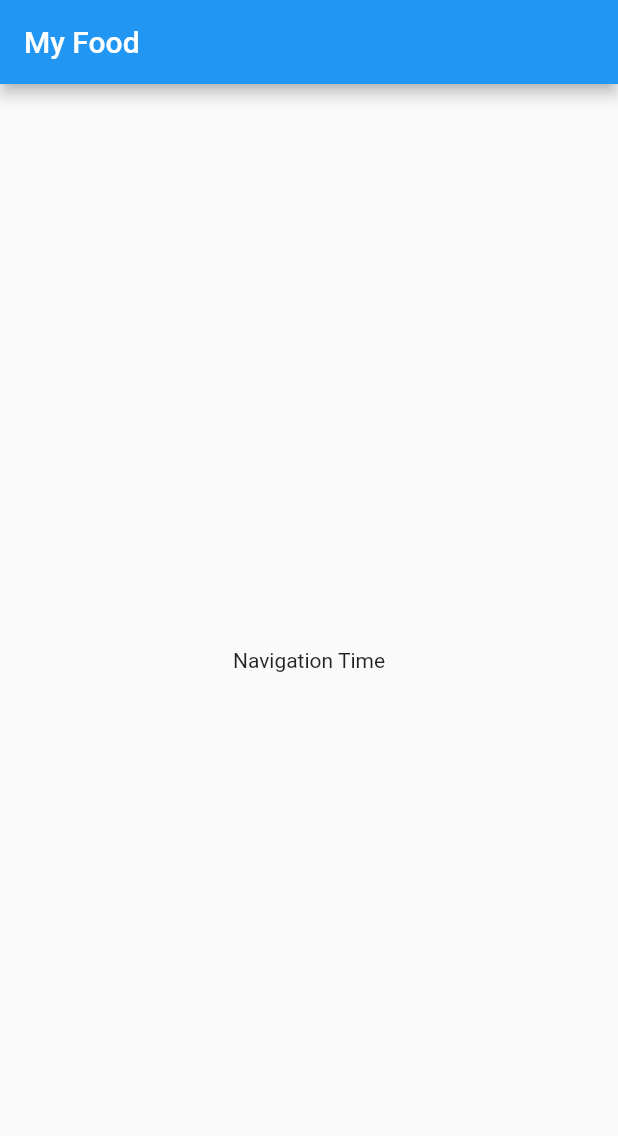
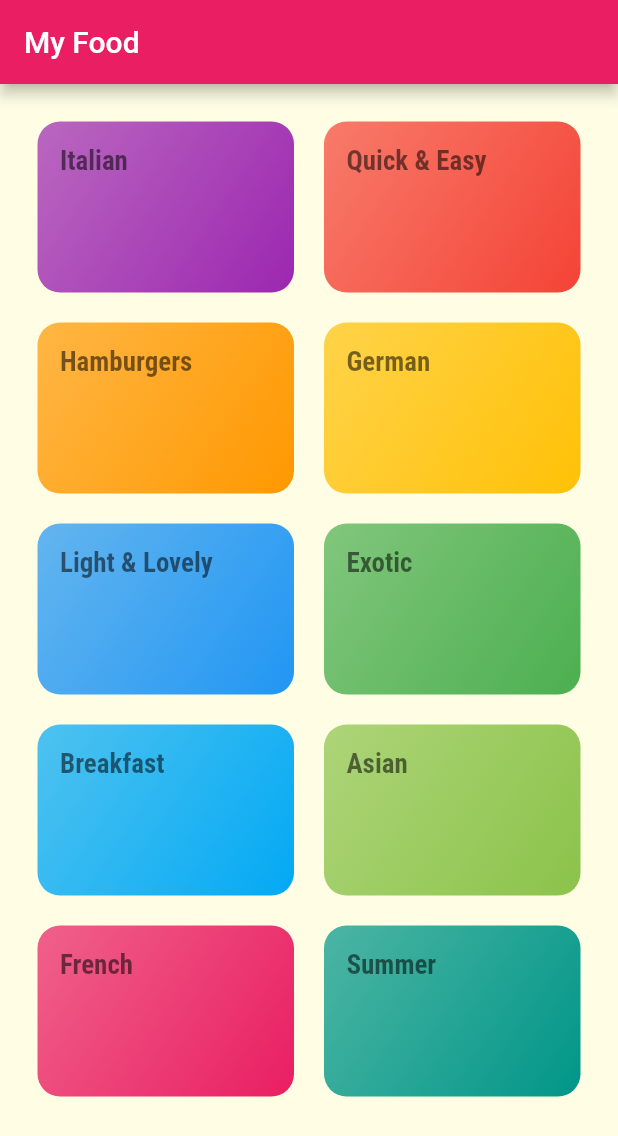
Before and after one commit to developer-amjadhck/myfood, a Flutter app: the screen it shows after launch, on a phone screen of 412 x 824 dp. Shown: the top 1136 px of the screen. Run offline on Flutter 3.47's test engine with Material 2 defaults, Android fonts, the phone set to English and light mode, and no system bars.

Commit message:
28.10.21 Evening Commit

```diff
--- /dev/null
+++ b/lib/category_item.dart
@@ -0,0 +1,47 @@
+import 'package:flutter/material.dart';
+import 'package:my_food/screens/category_meals.dart';
+
+class CategoryItem extends StatelessWidget {
+  final String id;
+  final String title;
+  final Color color;
+
+  CategoryItem(this.id, this.title, this.color);
+
+  void selectCategory(BuildContext ctx) {
+    Navigator.of(ctx).pushNamed(CategoryMealsScreen.id, arguments: {
+      'id': id,
+      'title': title,
+    });
+  }
+
+  @override
+  Widget build(BuildContext context) {
+    return InkWell(
+      onTap: () {
+        selectCategory(context);
+      },
+      splashColor: Theme.of(context).primaryColor,
+      borderRadius: BorderRadius.circular(15),
+      child: Container(
+        padding: const EdgeInsets.all(15),
+        // color: color, can't give both property and deceration property/ put color inside decoration
+        decoration: BoxDecoration(
+          gradient: LinearGradient(
+            colors: [
+              color.withOpacity(0.7),
+              color,
+            ],
+            begin: Alignment.topLeft,
+            end: Alignment.bottomRight,
+          ),
+          borderRadius: BorderRadius.circular(15),
+        ),
+        child: Text(
+          title,
+          style: Theme.of(context).textTheme.caption,
+        ),
+      ),
+    );
+  }
+}
--- /dev/null
+++ b/lib/dummy_data.dart
@@ -0,0 +1,57 @@
+import 'package:flutter/material.dart';
+
+import 'package:my_food/modals/category.dart';
+
+// ignore: unnecessary_const, constant_identifier_names
+const DUMMY_CATEGORIES = const [
+  Category(
+    id: 'c1',
+    title: 'Italian',
+    color: Colors.purple,
+  ),
+  Category(
+    id: 'c2',
+    title: 'Quick & Easy',
+    color: Colors.red,
+  ),
+  Category(
+    id: 'c3',
+    title: 'Hamburgers',
+    color: Colors.orange,
+  ),
+  Category(
+    id: 'c4',
+    title: 'German',
+    color: Colors.amber,
+  ),
+  Category(
+    id: 'c5',
+    title: 'Light & Lovely',
+    color: Colors.blue,
+  ),
+  Category(
+    id: 'c6',
+    title: 'Exotic',
+    color: Colors.green,
+  ),
+  Category(
+    id: 'c7',
+    title: 'Breakfast',
+    color: Colors.lightBlue,
+  ),
+  Category(
+    id: 'c8',
+    title: 'Asian',
+    color: Colors.lightGreen,
+  ),
+  Category(
+    id: 'c9',
+    title: 'French',
+    color: Colors.pink,
+  ),
+  Category(
+    id: 'c10',
+    title: 'Summer',
+    color: Colors.teal,
+  ),
+];
--- a/lib/main.dart
+++ b/lib/main.dart
@@ -1,4 +1,8 @@
+import 'dart:ui';
+
 import 'package:flutter/material.dart';
+import 'package:my_food/screens/categories_screen.dart';
+import 'package:my_food/screens/category_meals.dart';
 
 void main() {
   runApp(const MyApp());
@@ -12,28 +16,31 @@ class MyApp extends StatelessWidget {
     return MaterialApp(
       title: 'My Food',
       theme: ThemeData(
-        primarySwatch: Colors.blue,
+        colorScheme: ColorScheme.fromSwatch().copyWith(
+          primary: Colors.pink,
+          secondary: Colors.blue,
+        ),
+        canvasColor: const Color.fromRGBO(255, 254, 229, 1),
+        fontFamily: 'Raleway',
+        textTheme: ThemeData.light().textTheme.copyWith(
+              bodyText1: const TextStyle(
+                color: Color.fromRGBO(20, 51, 51, 1),
+              ),
+              bodyText2: const TextStyle(
+                color: Color.fromRGBO(20, 51, 51, 1),
+              ),
+              caption: const TextStyle(
+                fontSize: 18,
+                fontFamily: 'RobotoCondensed',
+                fontWeight: FontWeight.bold,
+              ),
+            ),
       ),
-      home: MyHomePage(),
+      //home: CategoriesScreen(),
+      routes: {
+        '/': (context) => CategoriesScreen(),
+        CategoryMealsScreen.id: (context) => CategoryMealsScreen(),
+      },
     );
   }
 }
-
-class MyHomePage extends StatefulWidget {
-  @override
-  State<MyHomePage> createState() => _MyHomePageState();
-}
-
-class _MyHomePageState extends State<MyHomePage> {
-  @override
-  Widget build(BuildContext context) {
-    return Scaffold(
-      appBar: AppBar(
-        title: const Text("My Food"),
-      ),
-      body: const Center(
-        child: Text("Navigation Time"),
-      ),
-    );
-  }
-}
--- /dev/null
+++ b/lib/modals/category.dart
@@ -0,0 +1,9 @@
+import 'package:flutter/material.dart';
+
+class Category {
+  final String id;
+  final String title;
+  final Color color;
+
+  const Category({required this.id, required this.title, required this.color});
+}
--- /dev/null
+++ b/lib/screens/categories_screen.dart
@@ -0,0 +1,30 @@
+import 'package:flutter/material.dart';
+import 'package:my_food/dummy_data.dart';
+import 'package:my_food/category_item.dart';
+
+class CategoriesScreen extends StatelessWidget {
+  @override
+  Widget build(BuildContext context) {
+    return Scaffold(
+      appBar: AppBar(
+        title: const Text("My Food"),
+      ),
+      body: GridView(
+        padding: const EdgeInsets.all(25),
+        gridDelegate: const SliverGridDelegateWithMaxCrossAxisExtent(
+          maxCrossAxisExtent: 200,
+          childAspectRatio: 3 / 2,
+          crossAxisSpacing: 20,
+          mainAxisSpacing: 20,
+        ),
+        children: DUMMY_CATEGORIES
+            .map((catData) => CategoryItem(
+                  catData.id,
+                  catData.title,
+                  catData.color,
+                ))
+            .toList(),
+      ),
+    );
+  }
+}
--- /dev/null
+++ b/lib/screens/category_meals.dart
@@ -0,0 +1,27 @@
+import 'package:flutter/material.dart';
+
+class CategoryMealsScreen extends StatelessWidget {
+  static const id = '/categoriey-meals';
+  // final String categoryId;
+  // final String cetegoryTitle;
+
+  // const CategoryMealsScreen(this.categoryId, this.cetegoryTitle);
+
+  @override
+  Widget build(BuildContext context) {
+    final routeArgs =
+        ModalRoute.of(context)!.settings.arguments as Map<String, String>;
+    final categoryTitle = routeArgs['title'];
+    final categoryId = routeArgs['id'];
+    return Scaffold(
+      appBar: AppBar(
+        title: Text(categoryTitle!),
+      ),
+      body: Center(
+        child: Container(
+          child: const Text(" the meals"),
+        ),
+      ),
+    );
+  }
+}
```
Also changed, not shown: pubspec.yaml (+17 -11 lines), assets/fonts/Raleway-Black.ttf (added), assets/fonts/Raleway-Bold.ttf (added), assets/fonts/Raleway-Regular.ttf (added), assets/fonts/RobotoCondensed-Bold.ttf (added), assets/fonts/RobotoCondensed-Italic.ttf (added), assets/fonts/RobotoCondensed-Light.ttf (added), assets/fonts/RobotoCondensed-Regular.ttf (added).
